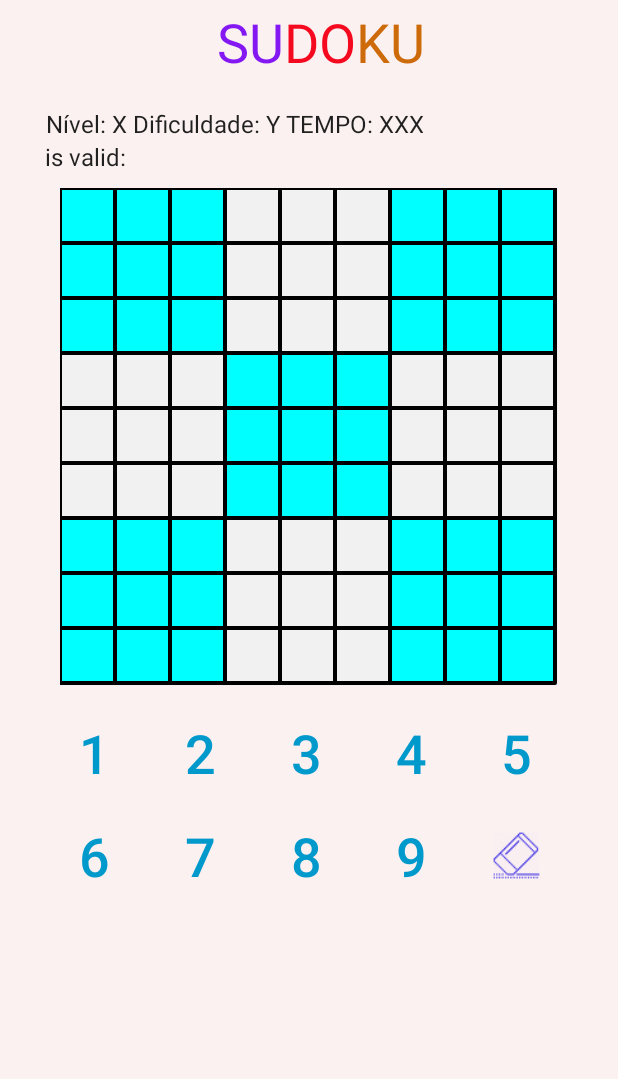
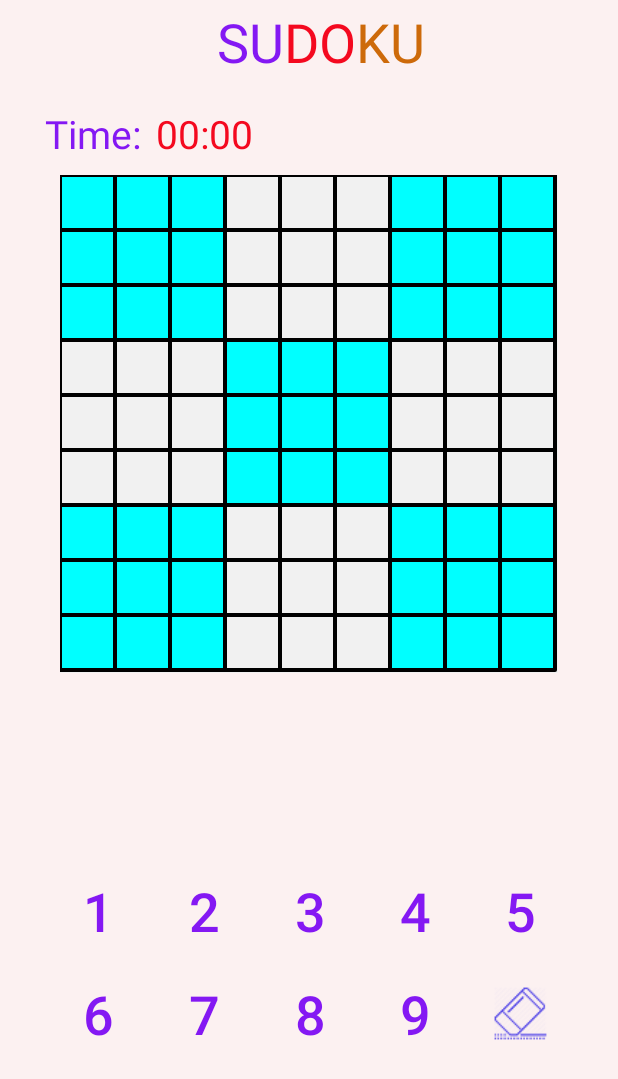
Before and after one commit to eduardossampaio/sudokugame, an Android app: the layout activity_game.xml on its own in the app's theme, with its tools: preview values and no code run, on a phone screen of 412 x 824 dp. Shown: the top 1079 px of the screen. Run offline under Robolectric (Android 15) with nearby library versions, the phone set to English and light mode, and no system bars.

Commit message:
ajustes na tela de jogo

```diff
--- a/app/build.gradle
+++ b/app/build.gradle
@@ -8,7 +8,7 @@ android {
     compileSdkVersion 26
     defaultConfig {
         applicationId "com.apps.esampaio.sudoku"
-        minSdkVersion 21
+        minSdkVersion 17
         targetSdkVersion 26
         versionCode 1
         versionName "1.0"
@@ -33,6 +33,7 @@ dependencies {
     implementation "org.jetbrains.anko:anko-commons:$anko_version"
     implementation 'com.google.firebase:firebase-core:11.0.4'
     implementation 'uk.co.chrisjenx:calligraphy:2.3.0'
+    implementation 'com.github.DeweyReed:DigitalWatchView:1.0.1'
     testImplementation 'junit:junit:4.12'
     androidTestImplementation 'com.android.support.test:runner:1.0.1'
     androidTestImplementation 'com.android.support.test.espresso:espresso-core:3.0.1'
--- a/app/src/main/java/com/apps/esampaio/sudoku/entity/SudokuNumber.kt
+++ b/app/src/main/java/com/apps/esampaio/sudoku/entity/SudokuNumber.kt
@@ -12,7 +12,7 @@ data class SudokuNumber(var value: Int, var immutable:Boolean=true):Serializable
         if (other == null || other !is SudokuNumber) {
             return false
         }
-        val otherSudokuNumber = other as SudokuNumber
+        val otherSudokuNumber = other
         return otherSudokuNumber.value == this.value
     }
 }
--- a/app/src/main/java/com/apps/esampaio/sudoku/view/custom/SudokuBoard.kt
+++ b/app/src/main/java/com/apps/esampaio/sudoku/view/custom/SudokuBoard.kt
@@ -41,7 +41,7 @@ class SudokuBoard(private val context_: Context, attrs: AttributeSet) : View(con
     }
 
     private fun initializePaints() {
-
+        val defaultTextFont = Typeface.createFromAsset(context_.assets, "fonts/comic_sans_ms_bold.ttf")
         boardPaint.apply {
             isAntiAlias = true
             color =context_.resources.getColor(R.color.board_border_color)
@@ -67,6 +67,7 @@ class SudokuBoard(private val context_: Context, attrs: AttributeSet) : View(con
             isAntiAlias = true
             color = context_.resources.getColor(R.color.immutable_text_color)
             textAlign = Paint.Align.CENTER
+            typeface = Typeface.create(defaultTextFont,Typeface.BOLD)
         }
 
         textPaintMutable.apply {
@@ -74,6 +75,7 @@ class SudokuBoard(private val context_: Context, attrs: AttributeSet) : View(con
             isAntiAlias = true
             color = context_.resources.getColor(R.color.mutable_text_color)
             textAlign = Paint.Align.CENTER
+            typeface = Typeface.create(defaultTextFont,Typeface.BOLD)
         }
     }
 
--- a/app/src/main/res/layout/activity_game.xml
+++ b/app/src/main/res/layout/activity_game.xml
@@ -1,13 +1,15 @@
 <?xml version="1.0" encoding="utf-8"?>
 
 <LinearLayout xmlns:android="http://schemas.android.com/apk/res/android"
-    android:orientation="vertical"
+    xmlns:app="http://schemas.android.com/apk/res-auto"
+    xmlns:tools="http://schemas.android.com/tools"
     android:layout_width="match_parent"
-    android:layout_height="match_parent">
+    android:layout_height="match_parent"
+    android:orientation="vertical">
 
     <include layout="@layout/toolbar" />
 
-    <LinearLayout xmlns:tools="http://schemas.android.com/tools"
+    <RelativeLayout
         android:id="@+id/transitions_container"
         android:layout_width="match_parent"
         android:layout_height="match_parent"
@@ -18,26 +20,45 @@
         android:orientation="vertical"
         tools:context="com.example.eduardosampaio.testeappdfh.MainActivity">
 
+
         <TextView
+            android:textColor="@color/logo_color_1"
+            android:id="@+id/time_title_text_view"
             android:layout_width="wrap_content"
             android:layout_height="wrap_content"
-            android:text="Nível: X Dificuldade: Y TEMPO: XXX" />
+            style="@style/TitleStyle"
+            android:text="@string/time" />
 
         <TextView
-            android:id="@+id/text_game_is_valid"
+            android:id="@+id/time_text_view"
+            android:textColor="@color/logo_color_2"
+            style="@style/TitleStyle"
             android:layout_width="wrap_content"
             android:layout_height="wrap_content"
-            android:text="is valid: " />
+            android:layout_marginLeft="10dp"
+            android:layout_toEndOf="@+id/time_title_text_view"
+            android:text="00:00" />
+
 
         <com.apps.esampaio.sudoku.view.custom.SudokuBoard
             android:id="@+id/sudoku_board_view"
+            android:layout_below="@+id/time_title_text_view"
             android:layout_width="match_parent"
             android:layout_height="wrap_content"
             android:layout_margin="10dp"
             android:background="#f1f1f1" />
 
-        <include layout="@layout/game_keyboard" />
+        <LinearLayout
+            android:id="@+id/linearLayout"
+            android:layout_width="match_parent"
+            android:layout_height="wrap_content"
+            android:layout_alignParentBottom="true"
+            android:layout_below="@+id/sudoku_board_view"
+            android:gravity="center_horizontal|center_vertical"
+            android:orientation="vertical">
 
+            <include layout="@layout/game_keyboard" />
+        </LinearLayout>
 
-    </LinearLayout>
+    </RelativeLayout>
 </LinearLayout>
--- a/app/src/main/res/layout/activity_new_game.xml
+++ b/app/src/main/res/layout/activity_new_game.xml
@@ -13,10 +13,10 @@
         android:text="@string/select_difficulty"
         android:layout_width="match_parent"
         style="@style/TitleStyle"
+        android:textColor="@color/logo_color_3"
         android:layout_height="wrap_content" />
 
     <Button
-
         android:id="@+id/bt_new_game_easy"
         android:layout_width="match_parent"
         android:layout_height="wrap_content"
--- a/app/src/main/res/layout/game_keyboard.xml
+++ b/app/src/main/res/layout/game_keyboard.xml
@@ -1,20 +1,19 @@
 <?xml version="1.0" encoding="utf-8"?>
-<LinearLayout
-    android:orientation="vertical"
-    xmlns:android="http://schemas.android.com/apk/res/android"
+<LinearLayout xmlns:android="http://schemas.android.com/apk/res/android"
     android:layout_width="match_parent"
-    android:layout_height="wrap_content">
+    android:layout_height="wrap_content"
+    android:orientation="vertical">
 
     <LinearLayout
-        android:orientation="horizontal"
+        android:layout_width="match_parent"
         android:layout_height="wrap_content"
-        android:layout_width="match_parent">
+        android:orientation="horizontal">
 
         <Button
             style="@style/NoBorderButton"
             android:layout_width="wrap_content"
             android:layout_height="wrap_content"
-            android:layout_marginRight="5dp"
+
             android:layout_weight="1"
             android:gravity="center"
             android:onClick="numberClicked"
@@ -25,7 +24,7 @@
             style="@style/NoBorderButton"
             android:layout_width="wrap_content"
             android:layout_height="wrap_content"
-            android:layout_marginRight="5dp"
+
             android:layout_weight="1"
             android:gravity="center"
             android:onClick="numberClicked"
@@ -36,7 +35,7 @@
             style="@style/NoBorderButton"
             android:layout_width="wrap_content"
             android:layout_height="wrap_content"
-            android:layout_marginRight="5dp"
+
             android:layout_weight="1"
             android:gravity="center"
             android:onClick="numberClicked"
@@ -48,7 +47,7 @@
             style="@style/NoBorderButton"
             android:layout_width="wrap_content"
             android:layout_height="wrap_content"
-            android:layout_marginRight="5dp"
+
             android:layout_weight="1"
             android:gravity="center"
             android:onClick="numberClicked"
@@ -59,7 +58,7 @@
             style="@style/NoBorderButton"
             android:layout_width="wrap_content"
             android:layout_height="wrap_content"
-            android:layout_marginRight="5dp"
+
             android:layout_weight="1"
             android:gravity="center"
             android:onClick="numberClicked"
@@ -68,16 +67,16 @@
     </LinearLayout>
 
     <LinearLayout
+        android:layout_width="match_parent"
+        android:layout_height="wrap_content"
         android:layout_weight="5"
-        android:orientation="horizontal"
-        android:layout_height="wrap_content"
-        android:layout_width="match_parent">
+        android:orientation="horizontal">
 
         <Button
             style="@style/NoBorderButton"
             android:layout_width="wrap_content"
             android:layout_height="wrap_content"
-            android:layout_marginRight="5dp"
+
             android:layout_weight="1"
             android:gravity="center"
             android:onClick="numberClicked"
@@ -88,7 +87,7 @@
             style="@style/NoBorderButton"
             android:layout_width="wrap_content"
             android:layout_height="wrap_content"
-            android:layout_marginRight="5dp"
+
             android:layout_weight="1"
             android:gravity="center"
             android:onClick="numberClicked"
@@ -99,7 +98,7 @@
             style="@style/NoBorderButton"
             android:layout_width="wrap_content"
             android:layout_height="wrap_content"
-            android:layout_marginRight="5dp"
+
             android:layout_weight="1"
             android:gravity="center"
             android:onClick="numberClicked"
@@ -110,7 +109,7 @@
             style="@style/NoBorderButton"
             android:layout_width="wrap_content"
             android:layout_height="wrap_content"
-            android:layout_marginRight="5dp"
+
             android:layout_weight="1"
             android:gravity="center"
             android:onClick="numberClicked"
@@ -118,15 +117,14 @@
             android:textSize="@dimen/number_size" />
 
         <ImageView
-            android:src="@drawable/ic_eraser"
             style="@style/NoBorderButton"
             android:layout_width="wrap_content"
             android:layout_height="match_parent"
-            android:layout_marginRight="5dp"
             android:layout_weight="1"
             android:gravity="center"
+            android:onClick="eraserClicked"
+            android:src="@drawable/ic_eraser"
             android:text="9"
-            android:onClick="eraserClicked"
             android:textSize="@dimen/number_size" />
     </LinearLayout>
 
--- a/app/src/main/res/values/colors.xml
+++ b/app/src/main/res/values/colors.xml
@@ -6,7 +6,7 @@
     <color name="app_background">#fcf1f1</color>
 
     <color name="selected_square_color">#fa7e86</color>
-    <color name="mutable_text_color">#161a79</color>
+    <color name="mutable_text_color">#8418f3</color>
     <color name="immutable_text_color">#000000</color>
 
     <color name="quadrant_color">#00FFFF</color>
--- a/app/src/main/res/values/strings.xml
+++ b/app/src/main/res/values/strings.xml
@@ -9,5 +9,6 @@
     <string name="hard">Hard</string>
     <string name="select_difficulty">Select Difficulty</string>
     <string name="sudoku">Sudoku</string>
+    <string name="time">Time:</string>
 
 </resources>
--- a/app/src/main/res/values/styles.xml
+++ b/app/src/main/res/values/styles.xml
@@ -38,7 +38,7 @@
 
     <style name="RoundedButton" parent="DefaultTextStyle">
         <item name="android:background">@drawable/rounded_button</item>
-        <item name="android:textColor">@android:color/holo_blue_dark</item>
+        <item name="android:textColor">@color/logo_color_1</item>
         <item name="android:minHeight">45dp</item>
         <item name="android:gravity">center_horizontal|center_vertical</item>
         <item name="android:layout_marginTop">15dp</item>
--- a/build.gradle
+++ b/build.gradle
@@ -21,6 +21,7 @@ allprojects {
     repositories {
         google()
         jcenter()
+        maven { url 'https://jitpack.io' }
     }
 }
 
```
Also changed, not shown: app/src/main/java/com/apps/esampaio/sudoku/Date_.kt (+35 -0 lines), app/src/main/java/com/apps/esampaio/sudoku/view/GameActivity.kt (+29 -2 lines).
